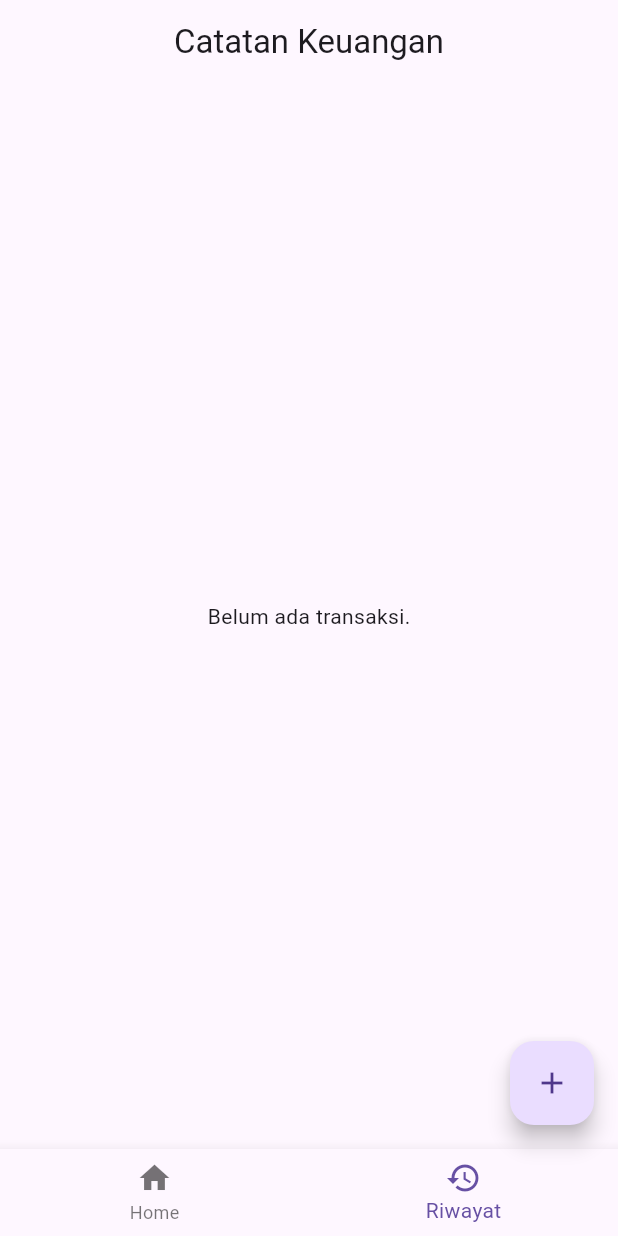
After one commit to Slmnalfrs/catatan_keuangan, a Flutter app: the screen it shows after launch, item 2 of the bottom bar chosen, on a phone screen of 412 x 824 dp. The commit adds this screen. Run offline on Flutter 3.47's test engine with Material 3 defaults, Android fonts, the phone set to English and light mode, and no system bars.

Commit message:
Memisahkan logika dan menambahkan list Riwayat dari HomePage

```diff
--- /dev/null
+++ b/lib/pages/list_transaction_page.dart
@@ -0,0 +1,51 @@
+import 'package:flutter/material.dart';
+import 'package:intl/intl.dart';
+import '/models/transaction.dart';
+
+class ListTransactionPage extends StatelessWidget {
+  final List<Transaction> transactions;
+  final Function(int) onTapItem;
+
+  const ListTransactionPage({
+    required this.transactions,
+    required this.onTapItem,
+  });
+
+  String _formatCurrency(double amount) {
+    final formatter = NumberFormat.currency(locale: 'id_ID', symbol: 'Rp ', decimalDigits: 0);
+    return formatter.format(amount);
+  }
+
+  @override
+  Widget build(BuildContext context) {
+    return Padding(
+      padding: const EdgeInsets.all(16),
+      child: transactions.isEmpty
+          ? Center(child: Text('Belum ada transaksi.'))
+          : ListView.builder(
+              itemCount: transactions.length,
+              itemBuilder: (context, index) {
+                final tx = transactions[index];
+                return Card(
+                  child: ListTile(
+                    leading: Icon(
+                      tx.type == 'Pemasukan' ? Icons.arrow_downward : Icons.arrow_upward,
+                      color: tx.type == 'Pemasukan' ? Colors.green : Colors.red,
+                    ),
+                    title: Text(tx.title),
+                    subtitle: Text('${tx.category} • ${DateFormat('dd/MM/yyyy').format(tx.date)}'),
+                    trailing: Text(
+                      _formatCurrency(tx.amount),
+                      style: TextStyle(
+                        color: tx.type == 'Pemasukan' ? Colors.green : Colors.red,
+                        fontWeight: FontWeight.bold,
+                      ),
+                    ),
+                    onTap: () => onTapItem(index),
+                  ),
+                );
+              },
+            ),
+    );
+  }
+}
```
Also changed, not shown: lib/pages/home_page.dart (+4 -28 lines).
